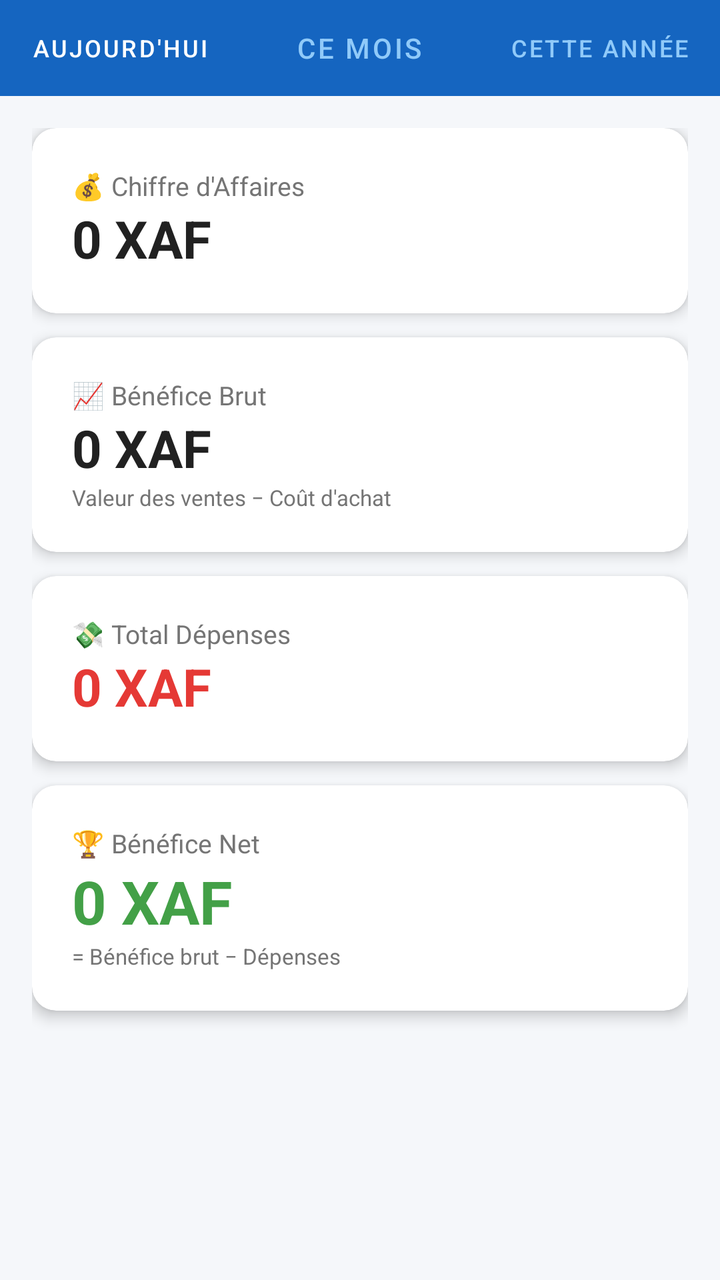
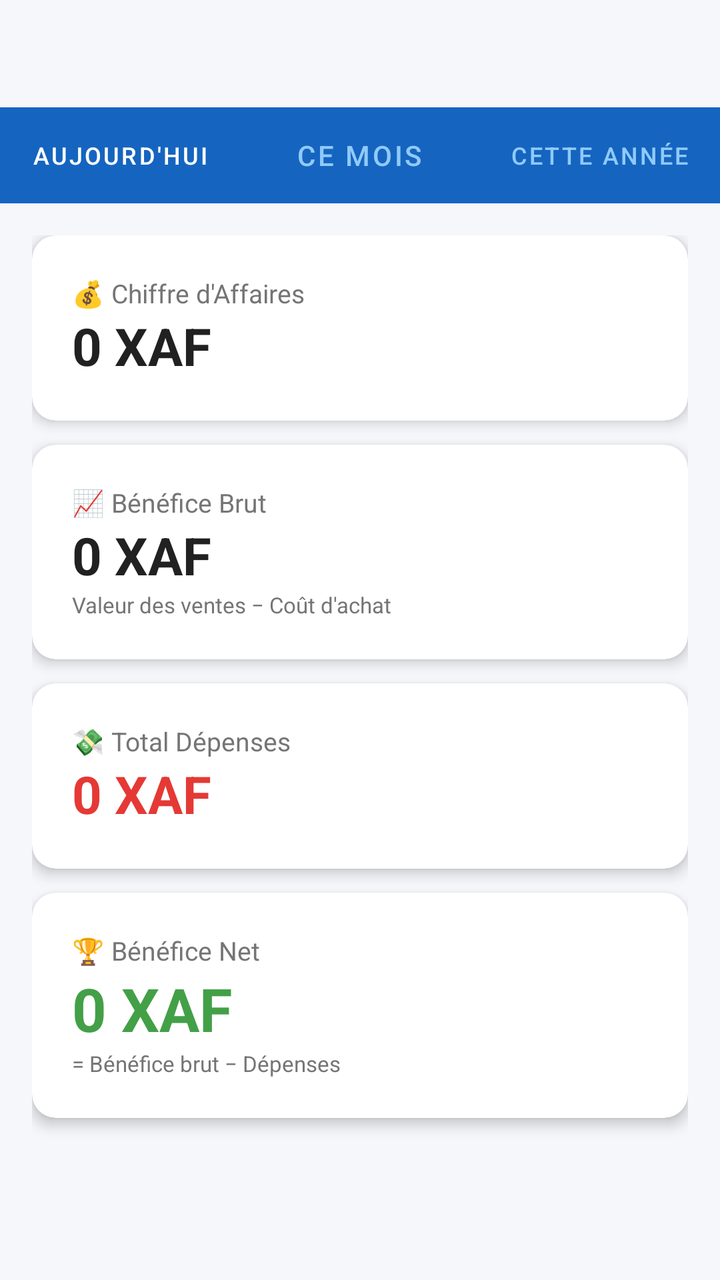

An Android layout rendered at two revisions. The XML below is the earlier revision; the diff shows what the commit changed to produce the second picture.
<!-- AndroidManifest.xml: application theme Theme.AfriComptaPlus -->
<!-- res/layout/activity_report.xml -->
<?xml version="1.0" encoding="utf-8"?>
<LinearLayout xmlns:android="http://schemas.android.com/apk/res/android"
    xmlns:app="http://schemas.android.com/apk/res-auto"
    android:layout_width="match_parent"
    android:layout_height="match_parent"
    android:orientation="vertical"
    android:background="@color/surface">

    <com.google.android.material.tabs.TabLayout
        android:id="@+id/tvPeriod"
        android:layout_width="match_parent"
        android:layout_height="wrap_content"
        app:tabGravity="fill"
        app:tabMode="fixed"
        app:tabSelectedTextColor="@color/white"
        app:tabTextColor="#90CAF9"
        android:background="@color/primary">

        <com.google.android.material.tabs.TabItem
            android:layout_width="wrap_content"
            android:layout_height="wrap_content"
            android:text="@string/tab_today"/>

        <com.google.android.material.tabs.TabItem
            android:layout_width="wrap_content"
            android:layout_height="wrap_content"
            android:text="@string/tab_month"/>

        <com.google.android.material.tabs.TabItem
            android:layout_width="wrap_content"
            android:layout_height="wrap_content"
            android:text="@string/tab_year"/>
    </com.google.android.material.tabs.TabLayout>

    <ScrollView
        android:layout_width="match_parent"
        android:layout_height="match_parent">

        <LinearLayout
            android:layout_width="match_parent"
            android:layout_height="wrap_content"
            android:orientation="vertical"
            android:padding="16dp">

            <androidx.cardview.widget.CardView
                style="@style/DashboardCard"
                android:layout_width="match_parent" android:layout_height="wrap_content"
                android:layout_marginBottom="12dp">
                <LinearLayout android:layout_width="match_parent" android:layout_height="wrap_content"
                    android:orientation="vertical" android:padding="20dp">
                    <TextView android:layout_width="wrap_content" android:layout_height="wrap_content"
                        android:text="@string/label_revenue" android:textColor="@color/text_secondary" android:textSize="13sp"/>
                    <TextView android:id="@+id/tvRevenue"
                        android:layout_width="wrap_content" android:layout_height="wrap_content"
                        android:text="0 XAF" android:textColor="@color/text_primary"
                        android:textSize="26sp" android:textStyle="bold"/>
                </LinearLayout>
            </androidx.cardview.widget.CardView>

            <androidx.cardview.widget.CardView
                style="@style/DashboardCard"
                android:layout_width="match_parent" android:layout_height="wrap_content"
                android:layout_marginBottom="12dp">
                <LinearLayout android:layout_width="match_parent" android:layout_height="wrap_content"
                    android:orientation="vertical" android:padding="20dp">
                    <TextView android:layout_width="wrap_content" android:layout_height="wrap_content"
                        android:text="@string/label_gross_profit" android:textColor="@color/text_secondary" android:textSize="13sp"/>
                    <TextView android:id="@+id/tvGrossProfit"
                        android:layout_width="wrap_content" android:layout_height="wrap_content"
                        android:text="0 XAF" android:textColor="@color/text_primary"
                        android:textSize="26sp" android:textStyle="bold"/>
                    <TextView android:layout_width="wrap_content" android:layout_height="wrap_content"
                        android:text="@string/formula_gross_profit"
                        android:textColor="@color/text_secondary" android:textSize="11sp"/>
                </LinearLayout>
            </androidx.cardview.widget.CardView>

            <androidx.cardview.widget.CardView
                style="@style/DashboardCard"
                android:layout_width="match_parent" android:layout_height="wrap_content"
                android:layout_marginBottom="12dp">
                <LinearLayout android:layout_width="match_parent" android:layout_height="wrap_content"
                    android:orientation="vertical" android:padding="20dp">
                    <TextView android:layout_width="wrap_content" android:layout_height="wrap_content"
                        android:text="@string/label_expenses" android:textColor="@color/text_secondary" android:textSize="13sp"/>
                    <TextView android:id="@+id/tvExpenses"
                        android:layout_width="wrap_content" android:layout_height="wrap_content"
                        android:text="0 XAF" android:textColor="@color/error"
                        android:textSize="26sp" android:textStyle="bold"/>
                </LinearLayout>
            </androidx.cardview.widget.CardView>

            <androidx.cardview.widget.CardView
                style="@style/DashboardCard"
                android:layout_width="match_parent" android:layout_height="wrap_content"
                android:layout_marginBottom="12dp">
                <LinearLayout android:layout_width="match_parent" android:layout_height="wrap_content"
                    android:orientation="vertical" android:padding="20dp">
                    <TextView android:layout_width="wrap_content" android:layout_height="wrap_content"
                        android:text="@string/label_net_profit" android:textColor="@color/text_secondary" android:textSize="13sp"/>
                    <TextView android:id="@+id/tvNetProfit"
                        android:layout_width="wrap_content" android:layout_height="wrap_content"
                        android:text="0 XAF" android:textColor="@color/success"
                        android:textSize="30sp" android:textStyle="bold"/>
                    <TextView android:layout_width="wrap_content" android:layout_height="wrap_content"
                        android:text="@string/formula_net_profit"
                        android:textColor="@color/text_secondary" android:textSize="11sp"/>
                </LinearLayout>
            </androidx.cardview.widget.CardView>
        </LinearLayout>
    </ScrollView>
</LinearLayout>
<!-- resources referenced by this layout -->
<resources>
  <color name="error">#E53935</color>
  <color name="primary">#1565C0</color>
  <color name="success">#43A047</color>
  <color name="surface">#F5F7FA</color>
  <color name="text_primary">#212121</color>
  <color name="text_secondary">#757575</color>
  <color name="white">#FFFFFF</color>
  <string name="formula_gross_profit">Valeur des ventes − Coût d\'achat</string>
  <string name="formula_net_profit">= Bénéfice brut − Dépenses</string>
  <string name="label_expenses">💸 Total Dépenses</string>
  <string name="label_gross_profit">📈 Bénéfice Brut</string>
  <string name="label_net_profit">🏆 Bénéfice Net</string>
  <string name="label_revenue">💰 Chiffre d\'Affaires</string>
  <string name="tab_month">Ce mois</string>
  <string name="tab_today">Aujourd\'hui</string>
  <string name="tab_year">Cette année</string>
  <style name="DashboardCard" parent="Widget.MaterialComponents.CardView">
          <item name="cardElevation">4dp</item>
          <item name="cardCornerRadius">12dp</item>
          <item name="cardBackgroundColor">@color/card_bg</item>
      </style>
  <style name="Theme.AfriComptaPlus" parent="Theme.MaterialComponents.Light.DarkActionBar">
          <item name="colorPrimary">@color/primary</item>
          <item name="colorPrimaryDark">@color/primary_dark</item>
          <item name="colorAccent">@color/accent</item>
          <item name="android:windowBackground">@color/surface</item>
          <item name="android:fontFamily">sans-serif</item>
      </style>
  <color name="card_bg">#FFFFFF</color>
  <color name="primary_dark">#0D47A1</color>
  <color name="accent">#FF6F00</color>
</resources>

<!-- the commit's change to res/layout/activity_report.xml (unified diff, before → after) -->
@@ -6,8 +6,20 @@
     android:orientation="vertical"
     android:background="@color/surface">
 
+    
+    <TextView
+        android:id="@+id/tvPeriod"
+        android:layout_width="match_parent"
+        android:layout_height="wrap_content"
+        android:padding="16dp"
+        android:gravity="center"
+        android:textSize="16sp"
+        android:textStyle="bold"
+        android:textColor="@color/primary"
+        android:background="@color/surface"/>
+
     <com.google.android.material.tabs.TabLayout
-        android:id="@+id/tvPeriod"
+        android:id="@+id/tabPeriod"
         android:layout_width="match_parent"
         android:layout_height="wrap_content"
         app:tabGravity="fill"
